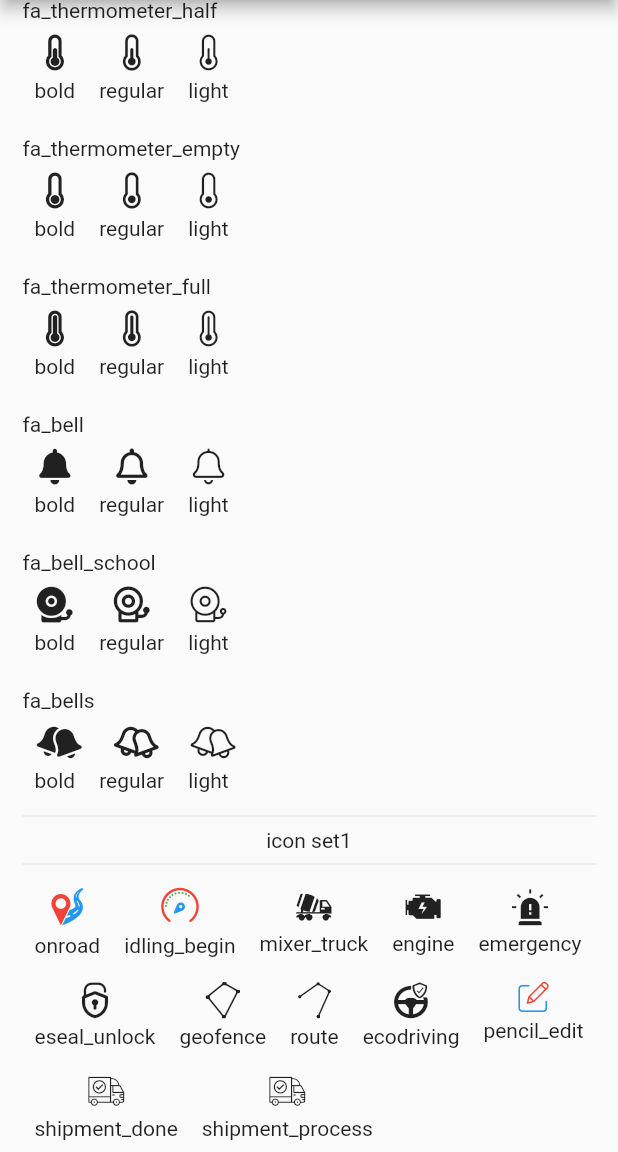
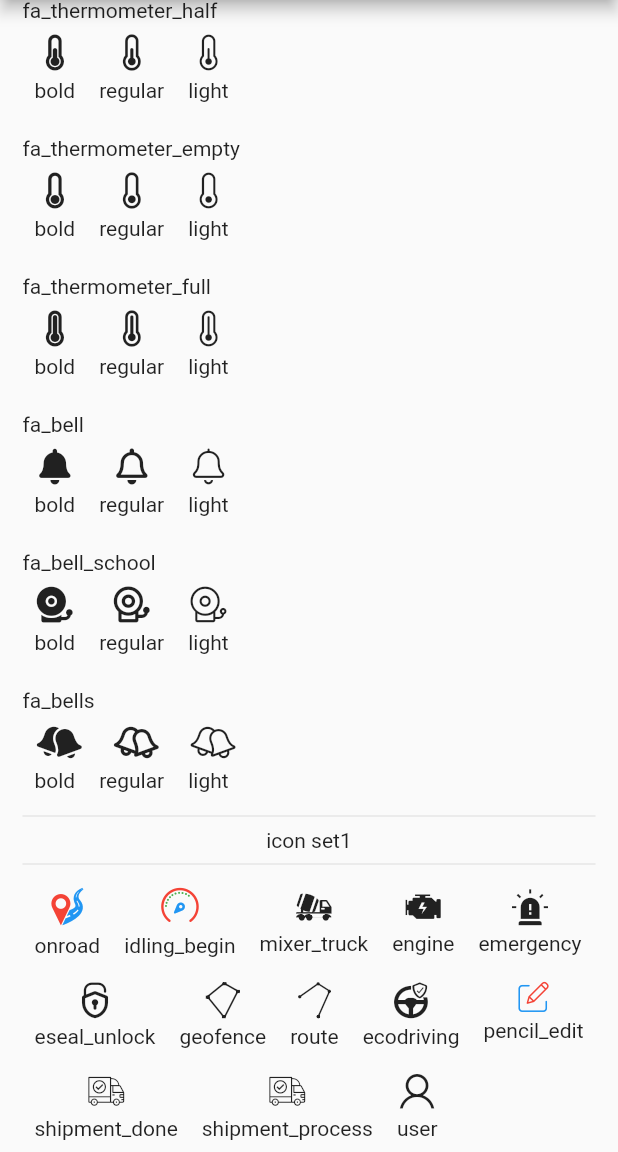
Before and after one commit to Renoldi/component_icon, a Flutter app: the screen it shows after launch, scrolled down 1277 dp, on a phone screen of 412 x 824 dp, the part 84-1236 px from its top. Run offline on Flutter 3.47's test engine with Material 2 defaults, Android fonts, the phone set to English and light mode, and no system bars.

Commit message:
add icon user

```diff
--- a/example/lib/main.dart
+++ b/example/lib/main.dart
@@ -127,6 +127,9 @@ class _MyHomePageState extends State<MyHomePage> {
                 IconSet1.item(
                     child: Icon(IconSet1(IconSet1Id.shipment_process)),
                     title: "shipment_process"),
+                IconSet1.item(
+                    child: Icon(IconSet1(IconSet1Id.user)),
+                    title: "user"),
               ],
             ),
           ),
--- a/lib/icon_set1.dart
+++ b/lib/icon_set1.dart
@@ -63,6 +63,7 @@ class IconSet1Id {
   static const int pencil_edit_part2 = 0xe90a;
   static const int shipment_done = 0xe90b;
   static const int shipment_process = 0xe90b;
+  static const int user = 0xe90d;
 }
 
 class IconSetConfig {
```
Also changed, not shown: lib/fonts/selection.json (+1 -1 lines), lib/fonts/icon-set1.svg, lib/fonts/icon-set1.ttf, 2 other files.
